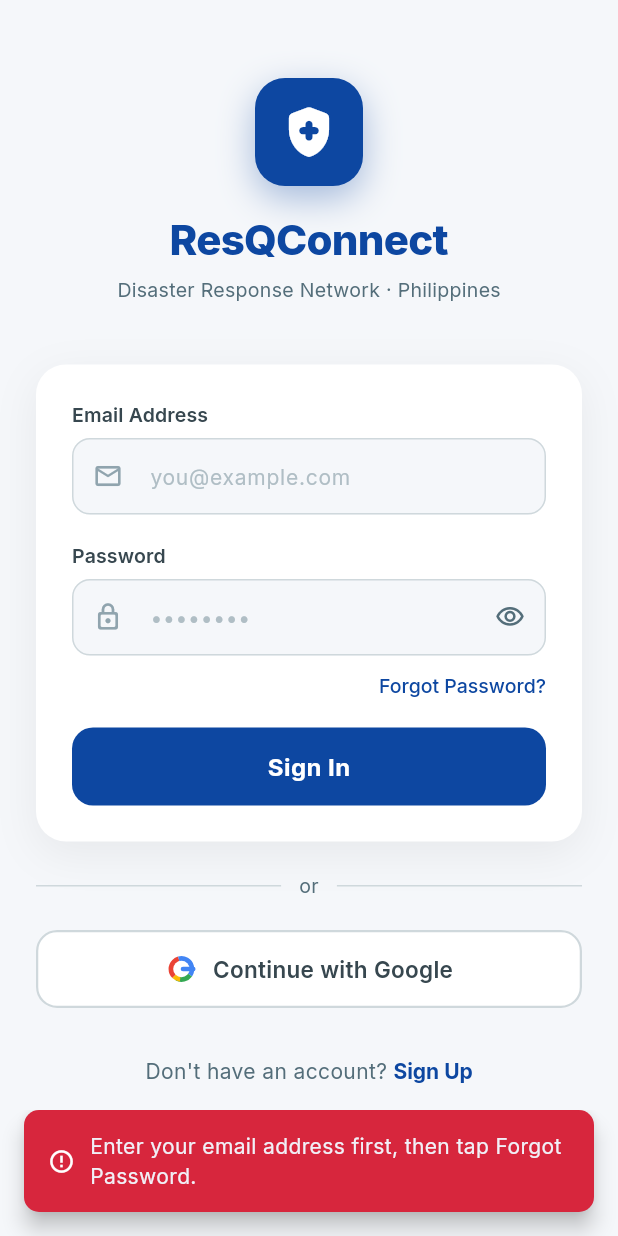
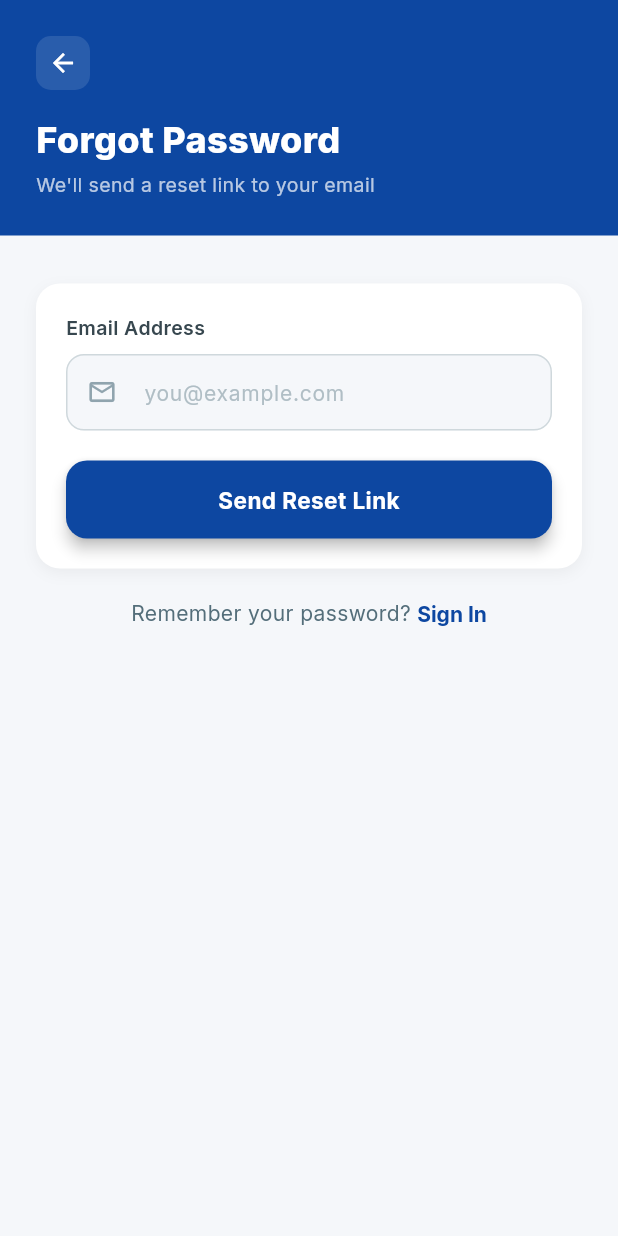
Before and after one commit to hevgabi/ResQ-Connect, a Flutter app: the screen it shows after launch, after a tap on "Forgot Password?", on a phone screen of 412 x 824 dp. Run offline on Flutter 3.47's test engine with Material 3 defaults, Android fonts, the phone set to English and light mode, and no system bars; our stand-ins replace cached_network_image, cloud_firestore, firebase_auth, firebase_core, firebase_storage, geolocator and 7 more; accounts and stored records are empty.

Commit message:
fixed the forgot password feature

```diff
--- /dev/null
+++ b/lib/screens/entry/forgot_password_screen.dart
@@ -0,0 +1,404 @@
+import 'package:flutter/material.dart';
+import 'package:firebase_auth/firebase_auth.dart';
+
+class ForgotPasswordScreen extends StatefulWidget {
+  const ForgotPasswordScreen({super.key});
+
+  @override
+  State<ForgotPasswordScreen> createState() => _ForgotPasswordScreenState();
+}
+
+class _ForgotPasswordScreenState extends State<ForgotPasswordScreen> {
+  final _formKey = GlobalKey<FormState>();
+  final _emailCtrl = TextEditingController();
+
+  bool _isLoading = false;
+  bool _emailSent = false;
+
+  static const _primaryBlue = Color(0xFF0D47A1);
+  static const _dangerRed = Color(0xFFD7263D);
+  static const _successGreen = Color(0xFF1FAA59);
+  static const _background = Color(0xFFF5F7FA);
+  static const _textSecondary = Color(0xFF546E7A);
+
+  @override
+  void dispose() {
+    _emailCtrl.dispose();
+    super.dispose();
+  }
+
+  Future<void> _sendResetEmail() async {
+    if (!_formKey.currentState!.validate()) return;
+    FocusScope.of(context).unfocus();
+    setState(() => _isLoading = true);
+
+    try {
+      await FirebaseAuth.instance.sendPasswordResetEmail(
+        email: _emailCtrl.text.trim(),
+      );
+      if (mounted) setState(() => _emailSent = true);
+    } on FirebaseAuthException catch (e) {
+      if (!mounted) return;
+      final msg = switch (e.code) {
+        'user-not-found' => 'No account found with that email address.',
+        'invalid-email' => 'Please enter a valid email address.',
+        'too-many-requests' =>
+          'Too many attempts. Please wait a moment and try again.',
+        _ => 'Could not send reset email. Please try again.',
+      };
+      ScaffoldMessenger.of(context).showSnackBar(
+        SnackBar(
+          content: Row(
+            children: [
+              const Icon(Icons.error_outline, color: Colors.white, size: 18),
+              const SizedBox(width: 10),
+              Expanded(child: Text(msg)),
+            ],
+          ),
+          backgroundColor: _dangerRed,
+          behavior: SnackBarBehavior.floating,
+          shape: RoundedRectangleBorder(
+            borderRadius: BorderRadius.circular(10),
+          ),
+          margin: const EdgeInsets.fromLTRB(16, 0, 16, 16),
+        ),
+      );
+    } finally {
+      if (mounted) setState(() => _isLoading = false);
+    }
+  }
+
+  @override
+  Widget build(BuildContext context) {
+    return Scaffold(
+      backgroundColor: _background,
+      body: SafeArea(
+        child: Column(
+          crossAxisAlignment: CrossAxisAlignment.stretch,
+          children: [
+            // ── Header ───────────────────────────────────────────────────────
+            Container(
+              padding: const EdgeInsets.fromLTRB(24, 24, 24, 24),
+              color: _primaryBlue,
+              child: Column(
+                crossAxisAlignment: CrossAxisAlignment.start,
+                children: [
+                  GestureDetector(
+                    onTap: () => Navigator.pop(context),
+                    child: Container(
+                      padding: const EdgeInsets.all(8),
+                      decoration: BoxDecoration(
+                        color: Colors.white.withAlpha(30),
+                        borderRadius: BorderRadius.circular(10),
+                      ),
+                      child: const Icon(
+                        Icons.arrow_back,
+                        color: Colors.white,
+                        size: 20,
+                      ),
+                    ),
+                  ),
+                  const SizedBox(height: 16),
+                  const Text(
+                    'Forgot Password',
+                    style: TextStyle(
+                      color: Colors.white,
+                      fontSize: 24,
+                      fontWeight: FontWeight.w800,
+                    ),
+                  ),
+                  const SizedBox(height: 4),
+                  const Text(
+                    'We\'ll send a reset link to your email',
+                    style: TextStyle(color: Colors.white70, fontSize: 13),
+                  ),
+                ],
+              ),
+            ),
+
+            // ── Body ─────────────────────────────────────────────────────────
+            Expanded(
+              child: SingleChildScrollView(
+                padding: const EdgeInsets.all(24),
+                child: _emailSent ? _buildSuccessState() : _buildFormState(),
+              ),
+            ),
+          ],
+        ),
+      ),
+    );
+  }
+
+  // ── Success state after email sent ────────────────────────────────────────
+  Widget _buildSuccessState() {
+    return Column(
+      children: [
+        const SizedBox(height: 24),
+        Container(
+          width: 88,
+          height: 88,
+          decoration: BoxDecoration(
+            color: _successGreen.withAlpha(20),
+            shape: BoxShape.circle,
+          ),
+          child: const Icon(
+            Icons.mark_email_read_outlined,
+            color: _successGreen,
+            size: 44,
+          ),
+        ),
+        const SizedBox(height: 28),
+        const Text(
+          'Check Your Email',
+          style: TextStyle(
+            fontSize: 22,
+            fontWeight: FontWeight.w800,
+            color: Color(0xFF263238),
+          ),
+        ),
+        const SizedBox(height: 12),
+        Text(
+          'We sent a password reset link to\n${_emailCtrl.text.trim()}',
+          textAlign: TextAlign.center,
+          style: const TextStyle(
+            fontSize: 14,
+            color: Color(0xFF546E7A),
+            height: 1.5,
+          ),
+        ),
+        const SizedBox(height: 8),
+        const Text(
+          'Click the link in the email to reset your password. Check your spam folder if you don\'t see it.',
+          textAlign: TextAlign.center,
+          style: TextStyle(fontSize: 13, color: Color(0xFF546E7A), height: 1.5),
+        ),
+        const SizedBox(height: 32),
+
+        // Info box
+        Container(
+          padding: const EdgeInsets.all(16),
+          decoration: BoxDecoration(
+            color: _primaryBlue.withAlpha(15),
+            borderRadius: BorderRadius.circular(14),
+            border: Border.all(color: _primaryBlue.withAlpha(40)),
+          ),
+          child: const Row(
+            children: [
+              Icon(Icons.info_outline, color: _primaryBlue, size: 20),
+              SizedBox(width: 12),
+              Expanded(
+                child: Text(
+                  'The reset link will expire after 1 hour. Request a new one if it expires.',
+                  style: TextStyle(
+                    fontSize: 12,
+                    color: _primaryBlue,
+                    height: 1.4,
+                  ),
+                ),
+              ),
+            ],
+          ),
+        ),
+        const SizedBox(height: 32),
+
+        SizedBox(
+          width: double.infinity,
+          height: 52,
+          child: ElevatedButton(
+            onPressed: () => Navigator.pop(context),
+            style: ElevatedButton.styleFrom(
+              backgroundColor: _primaryBlue,
+              shape: RoundedRectangleBorder(
+                borderRadius: BorderRadius.circular(14),
+              ),
+            ),
+            child: const Text(
+              'Back to Sign In',
+              style: TextStyle(
+                color: Colors.white,
+                fontSize: 15,
+                fontWeight: FontWeight.w700,
+              ),
+            ),
+          ),
+        ),
+        const SizedBox(height: 16),
+        TextButton(
+          onPressed: () => setState(() {
+            _emailSent = false;
+            _emailCtrl.clear();
+          }),
+          child: const Text(
+            'Use a different email',
+            style: TextStyle(color: Color(0xFF546E7A), fontSize: 13),
+          ),
+        ),
+      ],
+    );
+  }
+
+  // ── Form state ────────────────────────────────────────────────────────────
+  Widget _buildFormState() {
+    return Column(
+      crossAxisAlignment: CrossAxisAlignment.stretch,
+      children: [
+        const SizedBox(height: 8),
+        Container(
+          padding: const EdgeInsets.all(20),
+          decoration: BoxDecoration(
+            color: Colors.white,
+            borderRadius: BorderRadius.circular(16),
+            boxShadow: [
+              BoxShadow(
+                color: Colors.black.withAlpha(13),
+                blurRadius: 8,
+                offset: const Offset(0, 3),
+              ),
+            ],
+          ),
+          child: Form(
+            key: _formKey,
+            child: Column(
+              crossAxisAlignment: CrossAxisAlignment.stretch,
+              children: [
+                const Text(
+                  'Email Address',
+                  style: TextStyle(
+                    fontSize: 13,
+                    fontWeight: FontWeight.w600,
+                    color: Color(0xFF37474F),
+                  ),
+                ),
+                const SizedBox(height: 8),
+                TextFormField(
+                  controller: _emailCtrl,
+                  keyboardType: TextInputType.emailAddress,
+                  textInputAction: TextInputAction.done,
+                  onFieldSubmitted: (_) =>
+                      _isLoading ? null : _sendResetEmail(),
+                  style: const TextStyle(fontSize: 15),
+                  decoration: InputDecoration(
+                    hintText: 'you@example.com',
+                    hintStyle: const TextStyle(
+                      color: Color(0xFFB0BEC5),
+                      fontSize: 14,
+                    ),
+                    prefixIcon: const Icon(
+                      Icons.email_outlined,
+                      size: 20,
+                      color: Color(0xFF90A4AE),
+                    ),
+                    filled: true,
+                    fillColor: const Color(0xFFF5F7FA),
+                    contentPadding: const EdgeInsets.symmetric(
+                      horizontal: 16,
+                      vertical: 14,
+                    ),
+                    border: OutlineInputBorder(
+                      borderRadius: BorderRadius.circular(12),
+                      borderSide: const BorderSide(
+                        color: Color(0xFFCFD8DC),
+                        width: 1,
+                      ),
+                    ),
+                    enabledBorder: OutlineInputBorder(
+                      borderRadius: BorderRadius.circular(12),
+                      borderSide: const BorderSide(
+                        color: Color(0xFFCFD8DC),
+                        width: 1,
+                      ),
+                    ),
+                    focusedBorder: OutlineInputBorder(
+                      borderRadius: BorderRadius.circular(12),
+                      borderSide: const BorderSide(
+                        color: _primaryBlue,
+                        width: 1.8,
+                      ),
+                    ),
+                    errorBorder: OutlineInputBorder(
+                      borderRadius: BorderRadius.circular(12),
+                      borderSide: const BorderSide(
+                        color: _dangerRed,
+                        width: 1.5,
+                      ),
+                    ),
+                    focusedErrorBorder: OutlineInputBorder(
+                      borderRadius: BorderRadius.circular(12),
+                      borderSide: const BorderSide(
+                        color: _dangerRed,
+                        width: 1.8,
+                      ),
+                    ),
+                  ),
+                  validator: (v) {
+                    if (v == null || v.trim().isEmpty)
+                      return 'Email is required.';
+                    if (!RegExp(r'^[^@]+@[^@]+\.[^@]+').hasMatch(v.trim())) {
+                      return 'Enter a valid email address.';
+                    }
+                    return null;
+                  },
+                ),
+                const SizedBox(height: 20),
+                SizedBox(
+                  height: 52,
+                  child: ElevatedButton(
+                    onPressed: _isLoading ? null : _sendResetEmail,
+                    style: ElevatedButton.styleFrom(
+                      backgroundColor: _primaryBlue,
+                      shape: RoundedRectangleBorder(
+                        borderRadius: BorderRadius.circular(14),
+                      ),
+                    ),
+                    child: _isLoading
+                        ? const SizedBox(
+                            width: 22,
+                            height: 22,
+                            child: CircularProgressIndicator(
+                              strokeWidth: 2.5,
+                              valueColor: AlwaysStoppedAnimation<Color>(
+                                Colors.white,
+                              ),
+                            ),
+                          )
+                        : const Text(
+                            'Send Reset Link',
+                            style: TextStyle(
+                              color: Colors.white,
+                              fontSize: 15,
+                              fontWeight: FontWeight.w700,
+                            ),
+                          ),
+                  ),
+                ),
+              ],
+            ),
+          ),
+        ),
+        const SizedBox(height: 20),
+        Row(
+          mainAxisAlignment: MainAxisAlignment.center,
+          children: [
+            Text(
+              'Remember your password? ',
+              style: TextStyle(color: _textSecondary, fontSize: 14),
+            ),
+            TextButton(
+              onPressed: () => Navigator.pop(context),
+              style: TextButton.styleFrom(
+                foregroundColor: _primaryBlue,
+                padding: EdgeInsets.zero,
+                minimumSize: Size.zero,
+                tapTargetSize: MaterialTapTargetSize.shrinkWrap,
+              ),
+              child: const Text(
+                'Sign In',
+                style: TextStyle(fontSize: 14, fontWeight: FontWeight.w700),
+              ),
+            ),
+          ],
+        ),
+      ],
+    );
+  }
+}
--- a/lib/screens/entry/login_screen.dart
+++ b/lib/screens/entry/login_screen.dart
@@ -5,6 +5,7 @@
 
 import '../../providers/auth_provider.dart';
 import '../../main.dart' show RootRouter;
+import 'forgot_password_screen.dart';
 
 class LoginScreen extends StatefulWidget {
   const LoginScreen({super.key});
@@ -170,24 +171,11 @@
     }
   }
 
-  Future<void> _forgotPassword() async {
-    final email = _emailController.text.trim();
-    if (email.isEmpty) {
-      _showSnackBar(
-        'Enter your email address first, then tap Forgot Password.',
-      );
-      return;
-    }
-    try {
-      await FirebaseAuth.instance.sendPasswordResetEmail(email: email);
-      _showSnackBar('Password reset email sent to $email.', isError: false);
-    } on FirebaseAuthException catch (e) {
-      if (e.code == 'user-not-found') {
-        _showSnackBar('No account found with that email address.');
-      } else {
-        _showSnackBar('Could not send reset email. Please try again.');
-      }
-    }
+  void _forgotPassword() {
+    Navigator.push(
+      context,
+      MaterialPageRoute(builder: (_) => const ForgotPasswordScreen()),
+    );
   }
 
   // ─── Build ───────────────────────────────────────────────────────────────────
```
